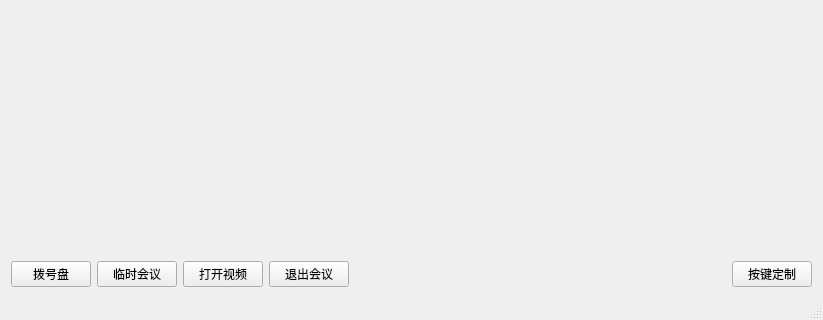
Above: vcdp/vcdpmain.ui from xusnowy/vcdp before the change; both pictures show x 0 to 823 and y 297 to 617 of the 823 by 617 pixel window. Below: the same form after it.
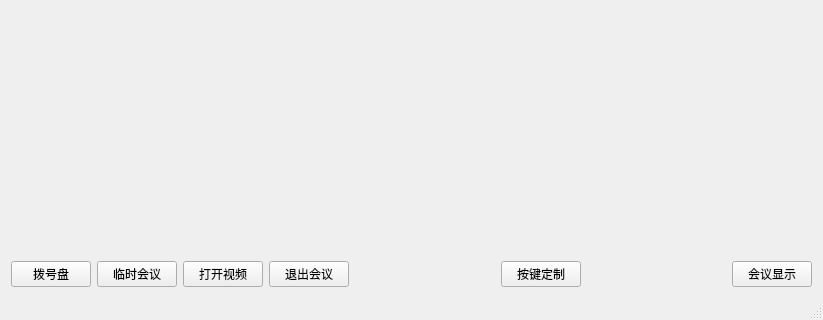
That is the form after the change.

The edit to the form file:
```diff
--- a/vcdp/vcdpmain.ui
+++ b/vcdp/vcdpmain.ui
@@ -18,47 +18,52 @@
     <item>
      <layout class="QHBoxLayout" name="mainLayout" stretch="5">
       <item>
-       <layout class="QVBoxLayout" name="verticalLayout_2">
+       <layout class="QVBoxLayout" name="verticalLayout_2" stretch="2,1">
         <item>
          <widget class="QWidget" name="widgetMain" native="true">
           <layout class="QGridLayout" name="gridLayout"/>
          </widget>
         </item>
+        <item>
+         <widget class="QWidget" name="widgetMet" native="true">
+          <layout class="QGridLayout" name="gridLayout_2"/>
+         </widget>
+        </item>
        </layout>
       </item>
      </layout>
     </item>
     <item>
-     <layout class="QHBoxLayout" name="horizontalLayout_3">
-      <item>
+     <layout class="QGridLayout" name="gridLayout_3">
+      <item row="0" column="0">
        <widget class="QPushButton" name="dialerBtn">
         <property name="text">
          <string>拨号盘</string>
         </property>
        </widget>
       </item>
-      <item>
+      <item row="0" column="1">
        <widget class="QPushButton" name="tempMet">
         <property name="text">
          <string>临时会议</string>
         </property>
        </widget>
       </item>
-      <item>
+      <item row="0" column="2">
        <widget class="QPushButton" name="localVedio">
         <property name="text">
          <string>打开视频</string>
         </property>
        </widget>
       </item>
-      <item>
+      <item row="0" column="3">
        <widget class="QPushButton" name="pushButton_8">
         <property name="text">
          <string>退出会议</string>
         </property>
        </widget>
       </item>
-      <item>
+      <item row="0" column="4">
        <spacer name="horizontalSpacer_2">
         <property name="orientation">
          <enum>Qt::Horizontal</enum>
@@ -71,13 +76,33 @@
         </property>
        </spacer>
       </item>
-      <item>
+      <item row="0" column="5">
        <widget class="QPushButton" name="pushButton_10">
         <property name="text">
          <string>按键定制</string>
         </property>
        </widget>
       </item>
+      <item row="0" column="6">
+       <spacer name="horizontalSpacer">
+        <property name="orientation">
+         <enum>Qt::Horizontal</enum>
+        </property>
+        <property name="sizeHint" stdset="0">
+         <size>
+          <width>40</width>
+          <height>20</height>
+         </size>
+        </property>
+       </spacer>
+      </item>
+      <item row="0" column="7">
+       <widget class="QPushButton" name="metDisplay">
+        <property name="text">
+         <string>会议显示</string>
+        </property>
+       </widget>
+      </item>
      </layout>
     </item>
    </layout>
```
Left out of the diff: 17 changed lines with no effect on the pictures.
